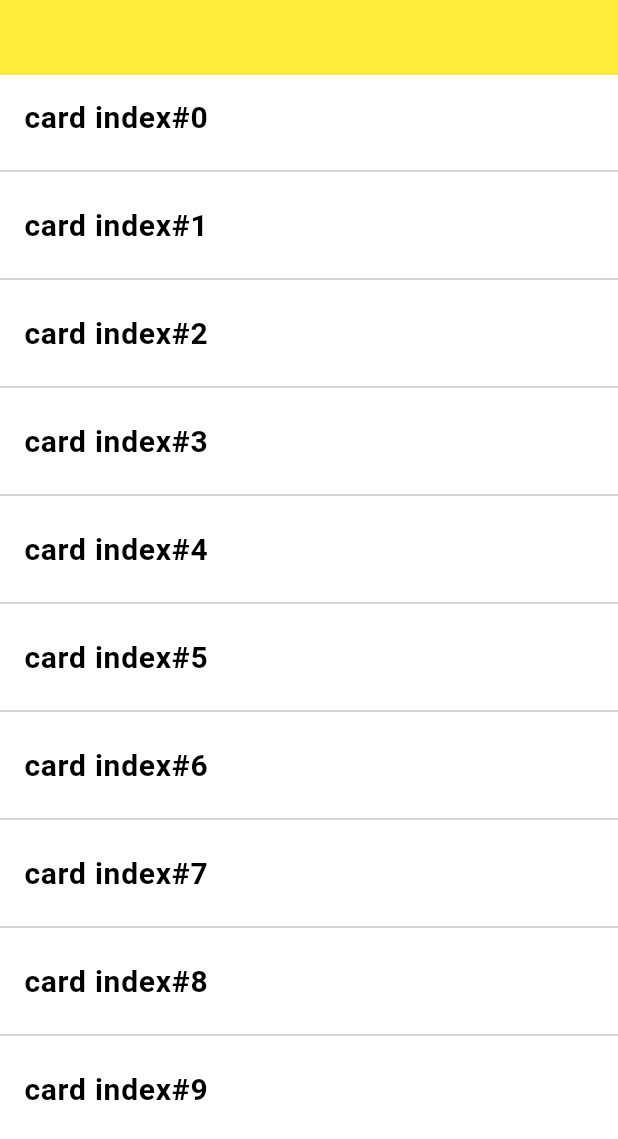
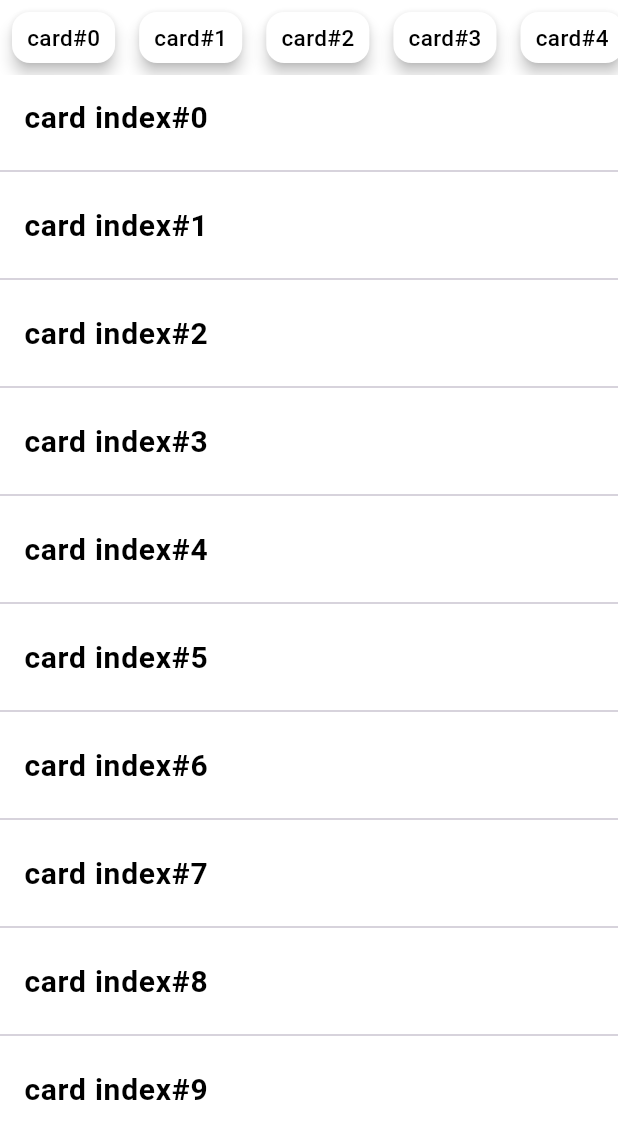
Before and after one commit to pre-per/inthon2024, a Flutter app: the Displaybottomsheetwidget widget shown alone on an empty page, opened directly with empty values, on a phone screen of 412 x 824 dp. Shown: the top 1139 px of the screen. Run offline on Flutter 3.47's test engine with Material 3 defaults, Android fonts, the phone set to English and light mode, and no system bars; our stand-ins replace geolocator; missing offline and left inert: flutter_naver_map.

Commit message:
bottomsheet done

```diff
--- a/lib/component/displayBottomSheetWidget.dart
+++ b/lib/component/displayBottomSheetWidget.dart
@@ -1,11 +1,15 @@
 import 'package:flutter/material.dart';
 import 'package:inthon2024/const/FontStyle.dart';
+import 'package:inthon2024/provider/scrollControllerProvider.dart';
+import 'package:provider/provider.dart';
 
 class Displaybottomsheetwidget extends StatelessWidget {
-  final ScrollController scrollController;
+  final ScrollController verticalController;
+  final ScrollController horizontalController;
 
-  const Displaybottomsheetwidget({
-    required this.scrollController,
+  Displaybottomsheetwidget({
+    required this.verticalController,
+    required this.horizontalController,
     super.key,
   });
 
@@ -15,14 +19,22 @@ class Displaybottomsheetwidget extends StatelessWidget {
       children: [
         Container(
           height: 50.0,
-          color: Colors.yellow,
+          color: Colors.white,
+          child: ListView.builder(
+            scrollDirection: Axis.horizontal,
+            controller: verticalController,
+            itemCount: 10,
+            itemBuilder: (context, index) {
+              return ConditionalCard(title: 'card#$index');
+            },
+          ),
         ),
         Expanded(
           child: Container(
             height: 200.0,
             color: Colors.white,
             child: ListView.separated(
-              controller: scrollController,
+              controller: horizontalController,
               itemCount: 10,
               itemBuilder: (context, index) {
                 return ListTile(
@@ -40,3 +52,42 @@ class Displaybottomsheetwidget extends StatelessWidget {
     );
   }
 }
+
+class ConditionalCard extends StatelessWidget {
+  final String title;
+
+  ConditionalCard({
+    required this.title,
+    super.key,
+  });
+
+  @override
+  Widget build(BuildContext context) {
+    return GestureDetector(
+      child: Card(
+        color: Colors.white,
+        elevation: 4.0,
+        margin: const EdgeInsets.all(8.0),
+        child: Container(
+          decoration: BoxDecoration(
+            borderRadius: BorderRadius.circular(6.0),
+          ),
+          child: Center(
+            child: Padding(
+              padding:
+                  const EdgeInsets.symmetric(vertical: 6.0, horizontal: 10.0),
+              child: Text(
+                title,
+                style: TextStyle(
+                  color: Colors.black,
+                  fontWeight: FontWeight.w500,
+                  fontSize: 15.0,
+                ),
+              ),
+            ),
+          ),
+        ),
+      ),
+    );
+  }
+}
--- a/lib/main.dart
+++ b/lib/main.dart
@@ -2,6 +2,7 @@
 import 'package:flutter_naver_map/flutter_naver_map.dart';
 import 'package:inthon2024/provider/naverMapProvider.dart';
 import 'package:inthon2024/provider/navigationBarProvider.dart';
+import 'package:inthon2024/provider/scrollControllerProvider.dart';
 import 'package:inthon2024/screen/main_screen/campaign_screen.dart';
 import 'package:inthon2024/screen/main_screen/display_screen.dart';
 import 'package:inthon2024/screen/main_screen/home_screen.dart';
@@ -21,6 +22,7 @@
       providers: [
         ChangeNotifierProvider(create: (_) => NavigationBarProvider()),
         ChangeNotifierProvider(create: (_) => NaverMapProvider()),
+        ChangeNotifierProvider(create: (_) => ScrollControllerProvider()),
       ],
       child: MyApp(),
     ),
--- /dev/null
+++ b/lib/provider/scrollControllerProvider.dart
@@ -0,0 +1,13 @@
+import 'package:flutter/material.dart';
+
+class ScrollControllerProvider with ChangeNotifier {
+  final ScrollController verticalScrollController = ScrollController();
+  final ScrollController horizontalScrollController = ScrollController();
+
+  @override
+  void dispose() {
+    verticalScrollController.dispose();
+    horizontalScrollController.dispose();
+    super.dispose();
+  }
+}
--- a/lib/screen/main_screen/display_screen.dart
+++ b/lib/screen/main_screen/display_screen.dart
@@ -2,13 +2,17 @@ import 'package:flutter/material.dart';
 import 'package:inthon2024/component/displayMapWidget.dart';
 import 'package:inthon2024/component/displayBottomSheetWidget.dart';
 import 'package:inthon2024/const/fontStyle.dart';
-
+import 'package:provider/provider.dart';
+import 'package:inthon2024/provider/scrollControllerProvider.dart';
 
 class DisplayScreen extends StatelessWidget {
   const DisplayScreen({super.key});
 
   @override
   Widget build(BuildContext context) {
+    final verticalController =
+        Provider.of<ScrollControllerProvider>(context).verticalScrollController;
+
     return Scaffold(
       appBar: AppBar(
         title: Text(
@@ -27,8 +31,11 @@ class DisplayScreen extends StatelessWidget {
               initialChildSize: 0.4,
               minChildSize: 0.3,
               maxChildSize: 0.8,
-              builder: (context, ScrollController scrollController) {
-                return Displaybottomsheetwidget(scrollController: scrollController);
+              builder: (context, controller) {
+                return Displaybottomsheetwidget(
+                  verticalController: verticalController,
+                  horizontalController: controller,
+                );
               },
             ),
           ],
```
